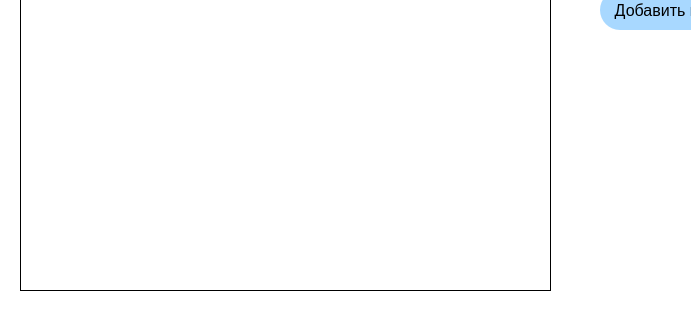
Qt form transport_task/widget.ui (origiboy/mai_practice) before a commit; both pictures show x 0 to 691 and y 280 to 600 of the 1000 by 600 pixel window.
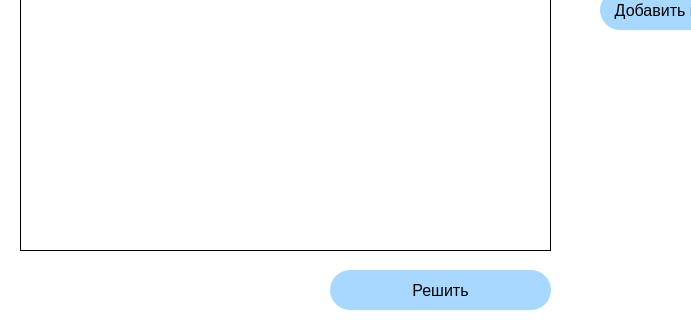
The same form after that commit. Icons and pictures are not drawn.

Commit message: Добавлена кнопка "решить"

```diff
--- a/transport_task/widget.ui
+++ b/transport_task/widget.ui
@@ -289,19 +289,66 @@
      <x>20</x>
      <y>130</y>
      <width>531</width>
-     <height>441</height>
+     <height>401</height>
     </rect>
    </property>
    <property name="font">
     <font>
      <family>Segoe UI</family>
      <pointsize>10</pointsize>
+     <strikeout>false</strikeout>
     </font>
    </property>
    <property name="styleSheet">
     <string notr="true">border: 1px solid black;</string>
    </property>
   </widget>
+  <widget class="QPushButton" name="pushButton_6">
+   <property name="geometry">
+    <rect>
+     <x>330</x>
+     <y>550</y>
+     <width>221</width>
+     <height>40</height>
+    </rect>
+   </property>
+   <property name="font">
+    <font>
+     <family>Segoe UI</family>
+     <pointsize>12</pointsize>
+     <weight>50</weight>
+     <bold>false</bold>
+     <strikeout>false</strikeout>
+    </font>
+   </property>
+   <property name="cursor">
+    <cursorShape>PointingHandCursor</cursorShape>
+   </property>
+   <property name="styleSheet">
+    <string notr="true">*{
+    border-radius: 20px;
+	background: #A8D8FF;
+}
+
+
+*:hover{
+  background: #dbefff;
+}
+</string>
+   </property>
+   <property name="text">
+    <string>Решить</string>
+   </property>
+   <property name="checkable">
+    <bool>false</bool>
+   </property>
+   <property name="default">
+    <bool>true</bool>
+   </property>
+   <property name="flat">
+    <bool>true</bool>
+   </property>
+  </widget>
  </widget>
  <resources/>
  <connections/>
```
